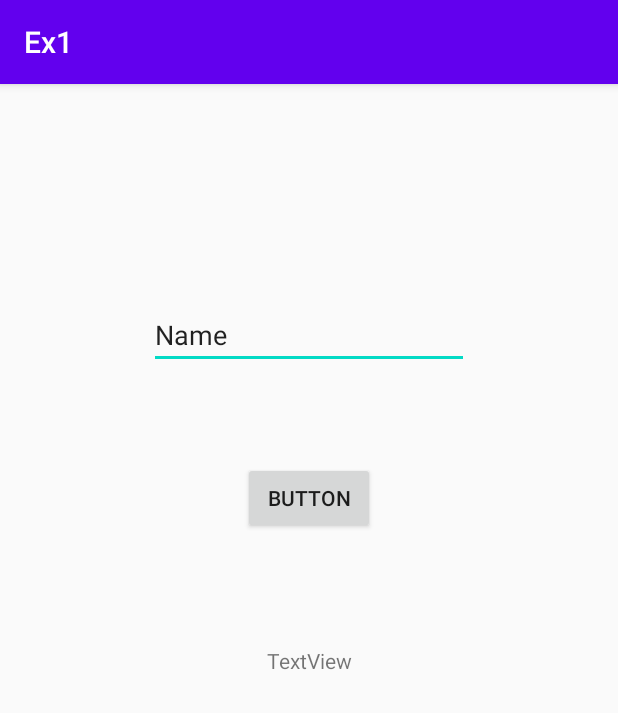
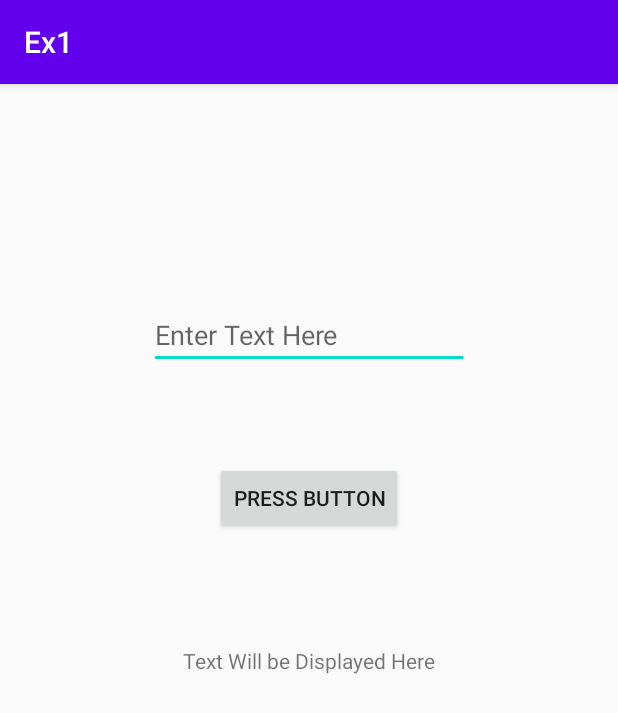
Before and after one commit to anas-yousef/todoboom, an Android app: the screen it shows after launch (MainActivity), on a phone screen of 412 x 824 dp. Shown: the top 713 px of the screen. Run offline under Robolectric (Android 15) with nearby library versions, the phone set to English and light mode, and no system bars.

Commit message:
Added three components

```diff
--- a/app/src/main/java/com/example/ex1/MainActivity.java
+++ b/app/src/main/java/com/example/ex1/MainActivity.java
@@ -3,6 +3,10 @@ package com.example.ex1;
 import androidx.appcompat.app.AppCompatActivity;
 
 import android.os.Bundle;
+import android.view.View;
+import android.widget.Button;
+import android.widget.EditText;
+import android.widget.TextView;
 
 public class MainActivity extends AppCompatActivity {
 
@@ -10,5 +14,24 @@ public class MainActivity extends AppCompatActivity {
     protected void onCreate(Bundle savedInstanceState) {
         super.onCreate(savedInstanceState);
         setContentView(R.layout.activity_main);
+        final EditText editText = findViewById(R.id.enteredText);
+        Button button = findViewById(R.id.button);
+        final TextView textView = findViewById(R.id.textView);
+
+       button.setOnClickListener(new View.OnClickListener() {
+           @Override
+           public void onClick(View v) {
+               String enteredText = editText.getText().toString();
+               if (enteredText.equals(""))
+               {
+                   textView.setText("Enter Something Other Than Empty String");
+               }
+               else {
+                   textView.setText(enteredText);
+               }
+               editText.setText("");
+
+           }
+       });
     }
 }
--- a/app/src/main/res/layout/activity_main.xml
+++ b/app/src/main/res/layout/activity_main.xml
@@ -7,12 +7,12 @@
     tools:context=".MainActivity">
 
     <EditText
-        android:id="@+id/editText2"
+        android:id="@+id/enteredText"
         android:layout_width="wrap_content"
         android:layout_height="wrap_content"
         android:ems="10"
         android:inputType="textPersonName"
-        android:text="Name"
+        android:hint="Enter Text Here"
         app:layout_constraintBottom_toBottomOf="parent"
         app:layout_constraintEnd_toEndOf="parent"
         app:layout_constraintHorizontal_bias="0.5"
@@ -24,7 +24,7 @@
         android:id="@+id/button"
         android:layout_width="wrap_content"
         android:layout_height="wrap_content"
-        android:text="Button"
+        android:text="Press Button"
         tools:layout_editor_absoluteX="161dp"
         tools:layout_editor_absoluteY="180dp"
         app:layout_constraintBottom_toBottomOf="parent"
@@ -39,7 +39,7 @@
         android:id="@+id/textView"
         android:layout_width="wrap_content"
         android:layout_height="wrap_content"
-        android:text="TextView"
+        android:text="Text Will be Displayed Here"
         tools:layout_editor_absoluteX="172dp"
         tools:layout_editor_absoluteY="284dp"
         app:layout_constraintBottom_toBottomOf="parent"
```
